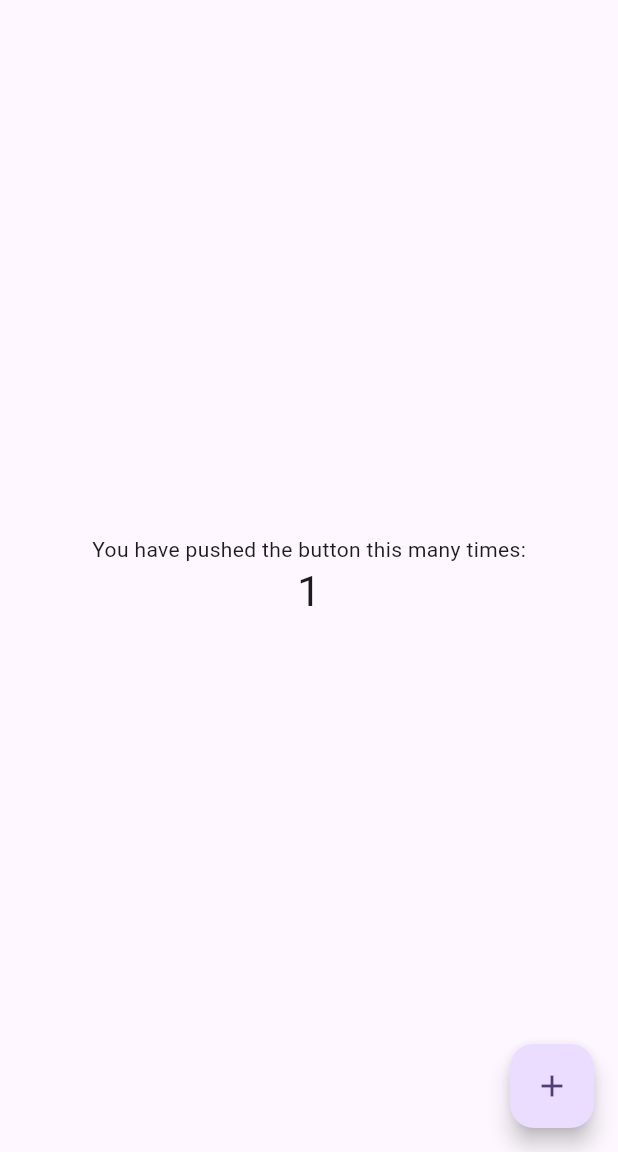
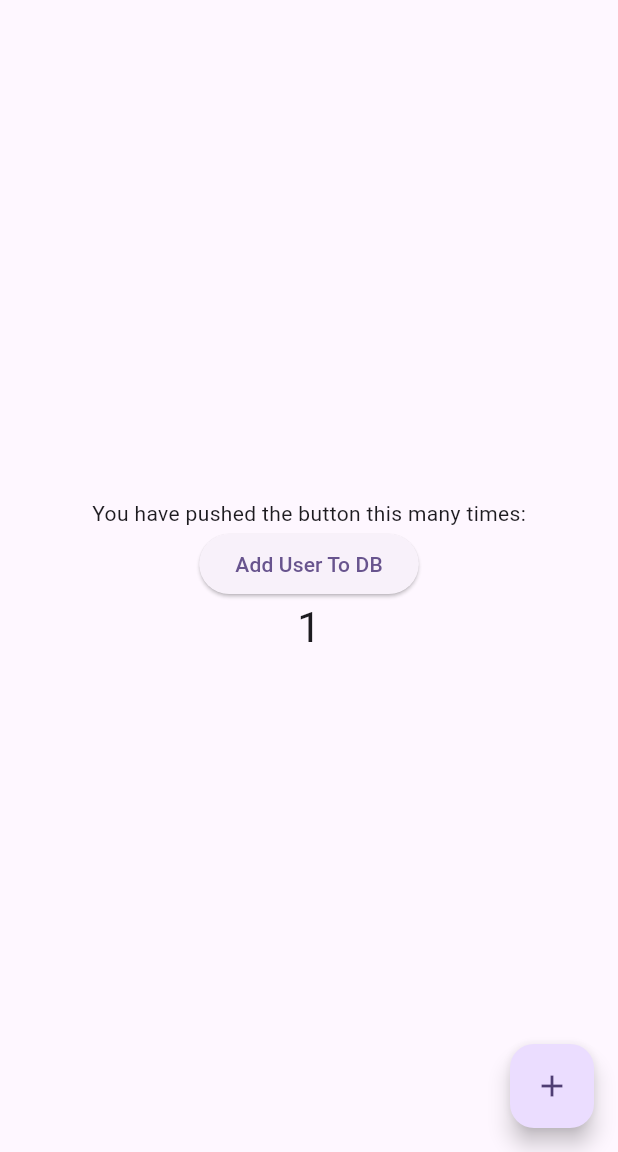
Before and after one commit to RaxoTheOne/firestore_bsp_benni, a Flutter app: the screen it shows after launch, after a tap on the "add" icon, on a phone screen of 412 x 824 dp, the part 84-1236 px from its top. Run offline on Flutter 3.47's test engine with Material 3 defaults, Android fonts, the phone set to English and light mode, and no system bars; our stand-ins replace cloud_firestore, firebase_core; accounts and stored records are empty.

Commit message:
changed main

```diff
--- a/lib/main.dart
+++ b/lib/main.dart
@@ -1,15 +1,16 @@
 import 'package:cloud_firestore/cloud_firestore.dart';
+import 'package:firestore_bsp_benni/firebase_options.dart';
 import 'package:flutter/material.dart';
 import 'package:firebase_core/firebase_core.dart';
 
-void main() {
+Future<void> main() async{
+
+  await Firebase.initializeApp(options: DefaultFirebaseOptions.currentPlatform);
   runApp(const MyApp());
 }
 
 class MyApp extends StatelessWidget {
-  const MyApp({super.key});
-
-  var db = FirebaseFirestore.instance;
+   const MyApp({super.key});
 
   @override
   Widget build(BuildContext context) {
@@ -44,6 +45,17 @@ class _MyHomePageState extends State<MyHomePage> {
 
   @override
   Widget build(BuildContext context) {
+    final user = <String, dynamic>{
+      "first": "Ada",
+      "last": "Lovelace",
+      "born": 1815
+};
+
+    void addUserToDatabase() {}
+     var db = FirebaseFirestore.instance;
+     db.collection("users").add(user).then((DocumentReference doc) =>
+    print('DocumentSnapshot added with ID: ${doc.id}'));
+
     return Scaffold(
       appBar: AppBar(
         backgroundColor: Theme.of(context).colorScheme.inversePrimary,
@@ -56,6 +68,7 @@ class _MyHomePageState extends State<MyHomePage> {
             const Text(
               'You have pushed the button this many times:',
             ),
+            ElevatedButton(onPressed: addUserToDatabase, child: const Text("Add User To DB")),
             Text(
               '$_counter',
               style: Theme.of(context).textTheme.headlineMedium,
```
